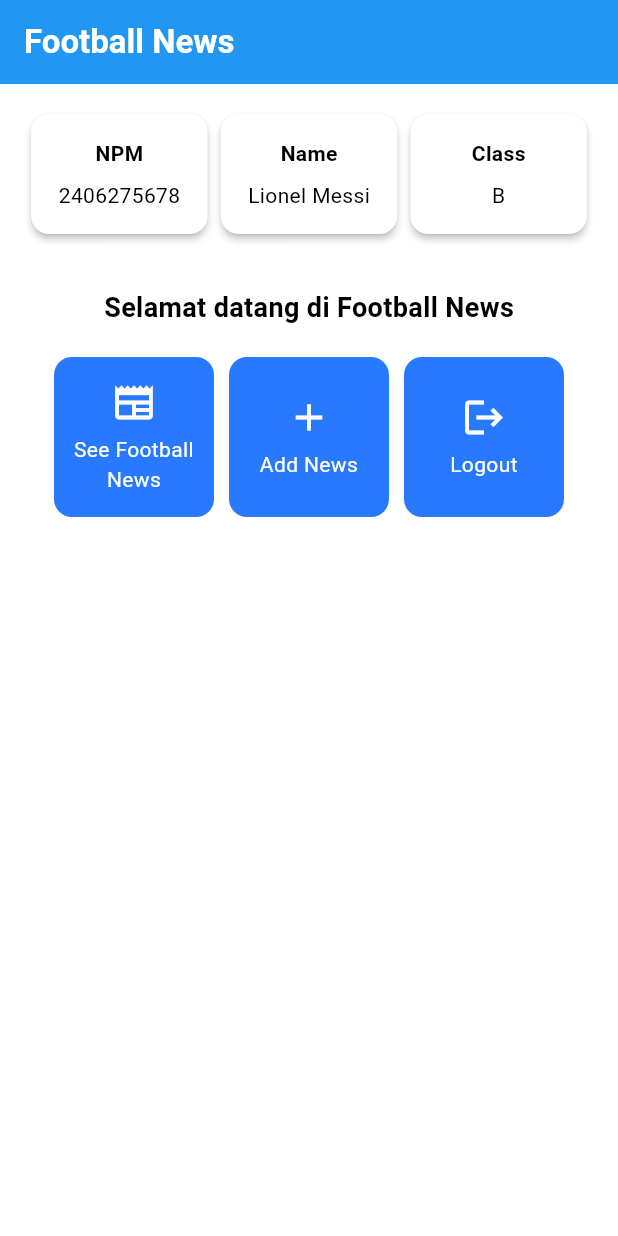
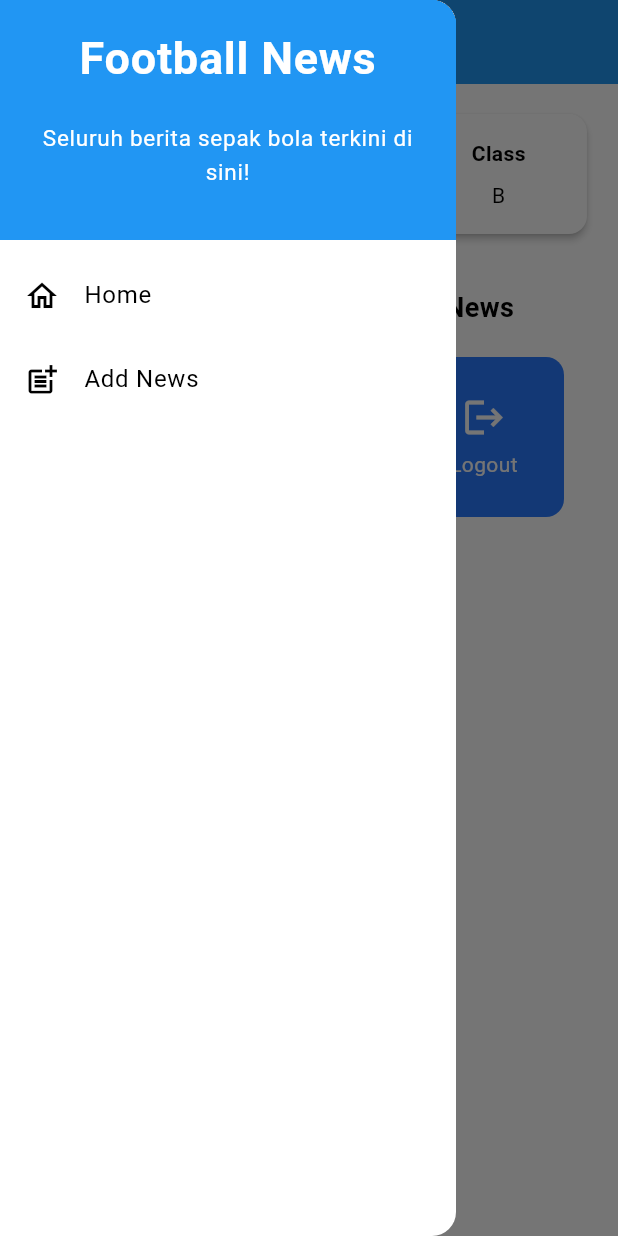
Before and after one commit to bilqisninsrina/football-news-mobile, a Flutter app: the screen it shows after launch, with the side drawer open (before the commit the screen has no drawer), on a phone screen of 412 x 824 dp. Run offline on Flutter 3.47's test engine with Material 3 defaults, Android fonts, the phone set to English and light mode, and no system bars.

Commit message:
Tutorial 7

```diff
--- a/lib/main.dart
+++ b/lib/main.dart
@@ -1,6 +1,5 @@
 import 'package:flutter/material.dart';
-import 'package:football_news/menu.dart';
-
+import 'package:football_news/screens/menu.dart';
 
 void main() {
   runApp(const MyApp());
@@ -9,14 +8,14 @@ void main() {
 class MyApp extends StatelessWidget {
   const MyApp({super.key});
 
-  // This widget is the root of your application.
   @override
   Widget build(BuildContext context) {
     return MaterialApp(
-      title: 'Flutter Demo',
+      title: 'Football News',
       theme: ThemeData(
-          colorScheme: ColorScheme.fromSwatch(primarySwatch: Colors.blue)
-          .copyWith(secondary: Colors.blueAccent[400]),
+        colorScheme: ColorScheme.fromSwatch(primarySwatch: Colors.blue)
+            .copyWith(secondary: Colors.blueAccent[400]),
+        useMaterial3: true,
       ),
       home: MyHomePage(),
     );
--- a/lib/menu.dart
+++ b/lib/screens/menu.dart
@@ -1,29 +1,20 @@
 import 'package:flutter/material.dart';
+import 'package:football_news/widgets/left_drawer.dart';
+import 'package:football_news/widgets/news_card.dart';
 
-// Class untuk menampung data item
-class ItemHomepage {
-  final String name;
-  final IconData icon;
-  ItemHomepage(this.name, this.icon);
-}
-
-// Halaman utama, diubah menjadi StatelessWidget
 class MyHomePage extends StatelessWidget {
   MyHomePage({super.key});
 
-  // Variabel untuk info card
   final String nama = "Lionel Messi";
   final String npm = "2406275678";
   final String kelas = "B";
 
-  // List item untuk button card
   final List<ItemHomepage> items = [
     ItemHomepage("See Football News", Icons.newspaper),
-    ItemHomepage("Add News", Icons.add),
+    ItemHomepage("Tambah Berita", Icons.add),
     ItemHomepage("Logout", Icons.logout),
   ];
 
-  // Build method utama untuk halaman
   @override
   Widget build(BuildContext context) {
     return Scaffold(
@@ -37,12 +28,12 @@ class MyHomePage extends StatelessWidget {
         ),
         backgroundColor: Theme.of(context).colorScheme.primary,
       ),
+      drawer: const LeftDrawer(),
       body: Padding(
         padding: const EdgeInsets.all(16.0),
         child: Column(
           crossAxisAlignment: CrossAxisAlignment.center,
           children: [
-            // Baris untuk InfoCard
             Row(
               mainAxisAlignment: MainAxisAlignment.spaceEvenly,
               children: [
@@ -52,11 +43,9 @@ class MyHomePage extends StatelessWidget {
               ],
             ),
             const SizedBox(height: 16.0),
-            // Bagian tengah dengan teks dan GridView
             Center(
               child: Column(
                 children: [
-                  // Teks sambutan
                   const Padding(
                     padding: EdgeInsets.only(top: 16.0),
                     child: Text(
@@ -67,7 +56,6 @@ class MyHomePage extends StatelessWidget {
                       ),
                     ),
                   ),
-                  // GridView untuk ItemCard
                   GridView.count(
                     primary: true,
                     padding: const EdgeInsets.all(20),
@@ -89,7 +77,6 @@ class MyHomePage extends StatelessWidget {
   }
 }
 
-// Widget reusable untuk Info Card
 class InfoCard extends StatelessWidget {
   final String title;
   final String content;
@@ -117,46 +104,8 @@ class InfoCard extends StatelessWidget {
   }
 }
 
-// Widget reusable untuk Button Card
-class ItemCard extends StatelessWidget {
-  final ItemHomepage item;
-  const ItemCard(this.item, {super.key});
-
-  @override
-  Widget build(BuildContext context) {
-    return Material(
-      color: Theme.of(context).colorScheme.secondary,
-      borderRadius: BorderRadius.circular(12),
-      child: InkWell(
-        onTap: () {
-          // Menampilkan SnackBar
-          ScaffoldMessenger.of(context)
-            ..hideCurrentSnackBar()
-            ..showSnackBar(SnackBar(
-                content: Text("Kamu telah menekan tombol ${item.name}!")));
-        },
-        child: Container(
-          padding: const EdgeInsets.all(8),
-          child: Center(
-            child: Column(
-              mainAxisAlignment: MainAxisAlignment.center,
-              children: [
-                Icon(
-                  item.icon,
-                  color: Colors.white,
-                  size: 30.0,
-                ),
-                const Padding(padding: EdgeInsets.all(3)),
-                Text(
-                  item.name,
-                  textAlign: TextAlign.center,
-                  style: const TextStyle(color: Colors.white),
-                ),
-              ],
-            ),
-          ),
-        ),
-      ),
-    );
-  }
+class ItemHomepage {
+  final String name;
+  final IconData icon;
+  ItemHomepage(this.name, this.icon);
 }
--- /dev/null
+++ b/lib/widgets/left_drawer.dart
@@ -0,0 +1,69 @@
+import 'package:flutter/material.dart';
+import 'package:football_news/screens/menu.dart';
+import 'package:football_news/screens/newslist_form.dart';
+
+class LeftDrawer extends StatelessWidget {
+  const LeftDrawer({super.key});
+
+  @override
+  Widget build(BuildContext context) {
+    return Drawer(
+      child: ListView(
+        children: [
+          const DrawerHeader(
+            decoration: BoxDecoration(
+              color: Colors.blue,
+            ),
+            child: Column(
+              children: [
+                Text(
+                  'Football News',
+                  textAlign: TextAlign.center,
+                  style: TextStyle(
+                    fontSize: 30,
+                    fontWeight: FontWeight.bold,
+                    color: Colors.white,
+                  ),
+                ),
+                Padding(padding: EdgeInsets.all(10)),
+                Text(
+                  "Seluruh berita sepak bola terkini di sini!",
+                  textAlign: TextAlign.center,
+                  style: TextStyle(
+                    fontSize: 15,
+                    color: Colors.white,
+                    fontWeight: FontWeight.normal,
+                  ),
+                ),
+              ],
+            ),
+          ),
+          ListTile(
+            leading: const Icon(Icons.home_outlined),
+            title: const Text('Home'),
+            onTap: () {
+              Navigator.pushReplacement(
+                context,
+                MaterialPageRoute(
+                  builder: (context) => MyHomePage(),
+                ),
+              );
+            },
+          ),
+          ListTile(
+            leading: const Icon(Icons.post_add),
+            title: const Text('Add News'),
+            onTap: () {
+              Navigator.pushReplacement(
+                context,
+                MaterialPageRoute(
+                  builder: (context) => const NewsFormPage(),
+                ),
+              );
+            },
+          ),
+        ],
+      ),
+    );
+  }
+}
--- /dev/null
+++ b/lib/widgets/news_card.dart
@@ -0,0 +1,54 @@
+import 'package:flutter/material.dart';
+import 'package:football_news/screens/menu.dart';
+import 'package:football_news/screens/newslist_form.dart';
+
+class ItemCard extends StatelessWidget {
+  final ItemHomepage item;
+  const ItemCard(this.item, {super.key});
+
+  @override
+  Widget build(BuildContext context) {
+    return Material(
+      color: Theme.of(context).colorScheme.secondary,
+      borderRadius: BorderRadius.circular(12),
+      child: InkWell(
+        onTap: () {
+          ScaffoldMessenger.of(context)
+            ..hideCurrentSnackBar()
+            ..showSnackBar(SnackBar(
+                content: Text("Kamu telah menekan tombol ${item.name}!")));
+
+          if (item.name == "Tambah Berita") {
+            Navigator.push(
+              context,
+              MaterialPageRoute(
+                builder: (context) => const NewsFormPage(),
+              ),
+            );
+          }
+        },
+        child: Container(
+          padding: const EdgeInsets.all(8),
+          child: Center(
+            child: Column(
+              mainAxisAlignment: MainAxisAlignment.center,
+              children: [
+                Icon(
+                  item.icon,
+                  color: Colors.white,
+                  size: 30.0,
+                ),
+                const Padding(padding: EdgeInsets.all(3)),
+                Text(
+                  item.name,
+                  textAlign: TextAlign.center,
+                  style: const TextStyle(color: Colors.white),
+                ),
+              ],
+            ),
+          ),
+        ),
+      ),
+    );
+  }
+}
```
Also changed, not shown: lib/screens/newslist_form.dart (added, +209 -0 lines).
